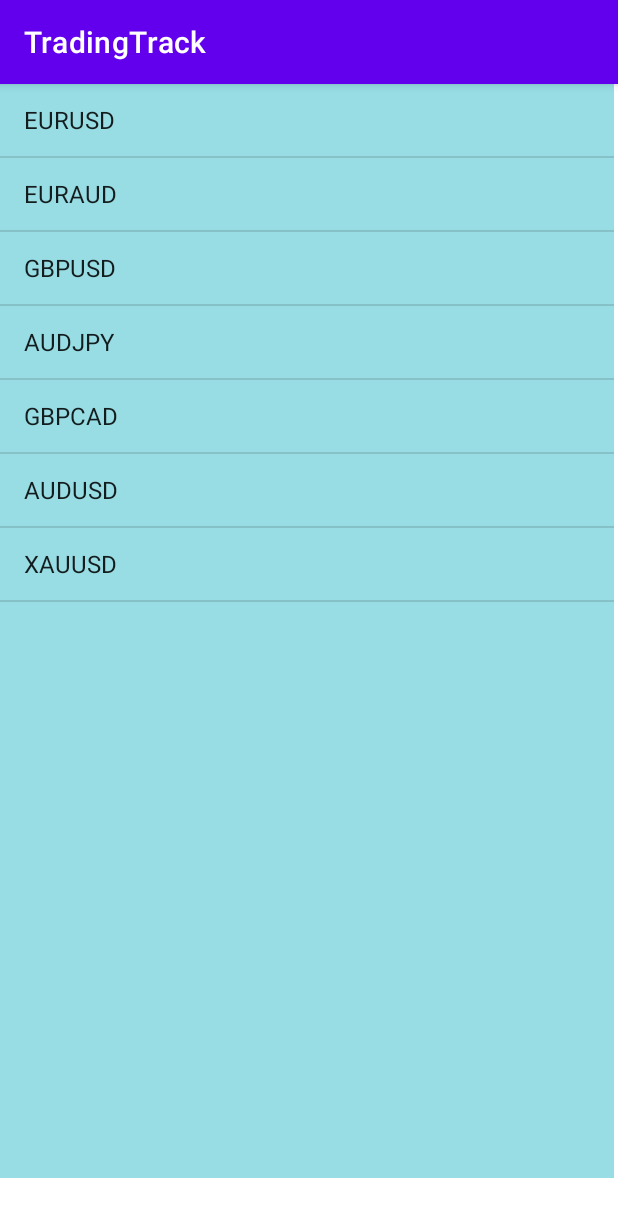
After one commit to harismehboob142/TradingTrackAndroid, an Android app: the Homepage screen opened directly, with no data from a screen before it, on a phone screen of 412 x 824 dp. The commit adds this screen. Shown: the top 1217 px of the screen. Run offline under Robolectric (Android 15) with nearby library versions, the phone set to English and light mode, and no system bars; Roboto replaces fonts that are not available here.

Commit message:
implemented arrayAdapter and toast using onItemClickListener

```diff
--- a/app/src/main/AndroidManifest.xml
+++ b/app/src/main/AndroidManifest.xml
@@ -12,6 +12,13 @@
         android:supportsRtl="true"
         android:theme="@style/Theme.TradingTrack"
         tools:targetApi="31">
+        <activity
+            android:name=".Homepage"
+            android:exported="false">
+            <meta-data
+                android:name="android.app.lib_name"
+                android:value="" />
+        </activity>
         <activity
             android:name=".Forget"
             android:exported="false">
--- /dev/null
+++ b/app/src/main/java/com/example/tradingtrack/Homepage.java
@@ -0,0 +1,40 @@
+package com.example.tradingtrack;
+
+import androidx.appcompat.app.AppCompatActivity;
+
+import android.os.Bundle;
+import android.view.View;
+import android.widget.AdapterView;
+import android.widget.ArrayAdapter;
+import android.widget.ListView;
+import android.widget.Toast;
+
+public class Homepage extends AppCompatActivity {
+    String[] pairs;
+    ListView v;
+    @Override
+    protected void onCreate(Bundle savedInstanceState) {
+        super.onCreate(savedInstanceState);
+        setContentView(R.layout.activity_homepage);
+
+//        getting values from xml file to pairs array
+        pairs = getResources().getStringArray(R.array.pairs);
+
+//        creating string adapter
+        ArrayAdapter<String> adapter = new ArrayAdapter<>(this, android.R.layout.simple_list_item_1, pairs);
+
+//        getting reference to adapter view
+        v =  findViewById(R.id.list_view);
+
+//        set adapter on adapterView
+        v.setAdapter(adapter);
+        v.setOnItemClickListener(new AdapterView.OnItemClickListener() {
+            @Override
+            public void onItemClick(AdapterView<?> adapterView, View view, int i, long l) {
+                Toast.makeText(getApplicationContext(), "You clicked " + pairs[i], Toast.LENGTH_SHORT).show();
+            }
+        });
+
+    }
+
+}
--- a/app/src/main/java/com/example/tradingtrack/Login.java
+++ b/app/src/main/java/com/example/tradingtrack/Login.java
@@ -17,4 +17,9 @@ public class Login extends AppCompatActivity {
         Intent i = new Intent(Login.this, Forget.class);
         startActivity(i);
     }
+    public void gotoHomepage(View v){
+        Intent i = new Intent(Login.this, Homepage.class);
+        startActivity(i);
+    }
+
 }
--- /dev/null
+++ b/app/src/main/res/layout/activity_homepage.xml
@@ -0,0 +1,17 @@
+<?xml version="1.0" encoding="utf-8"?>
+<androidx.constraintlayout.widget.ConstraintLayout xmlns:android="http://schemas.android.com/apk/res/android"
+    xmlns:app="http://schemas.android.com/apk/res-auto"
+    xmlns:tools="http://schemas.android.com/tools"
+    android:layout_width="match_parent"
+    android:layout_height="match_parent"
+    tools:context=".Homepage">
+
+    <ListView
+        android:id="@+id/list_view"
+        android:layout_width="409dp"
+        android:layout_height="729dp"
+        android:background="#98DCE4"
+        android:gravity="center"
+        android:textAlignment="center"
+        tools:ignore="MissingConstraints" />
+</androidx.constraintlayout.widget.ConstraintLayout>
--- a/app/src/main/res/layout/activity_login.xml
+++ b/app/src/main/res/layout/activity_login.xml
@@ -67,6 +67,7 @@
         android:layout_height="wrap_content"
         android:layout_marginTop="60dp"
         android:text="Login"
+        android:onClick="gotoHomepage"
         app:layout_constraintEnd_toEndOf="parent"
         app:layout_constraintHorizontal_bias="0.498"
         app:layout_constraintStart_toStartOf="parent"
--- a/app/src/main/res/values/strings.xml
+++ b/app/src/main/res/values/strings.xml
@@ -3,4 +3,13 @@
     <string name="password">Password</string>
     <string name="underline_text"><u>Already have a account? Login</u></string>
     <string name="forget_text"><u>Forgot Password?</u></string>
+    <string-array name="pairs">
+        <item>EURUSD</item>
+        <item>EURAUD</item>
+        <item>GBPUSD</item>
+        <item>AUDJPY</item>
+        <item>GBPCAD</item>
+        <item>AUDUSD</item>
+        <item>XAUUSD</item>
+    </string-array>
 </resources>
```
